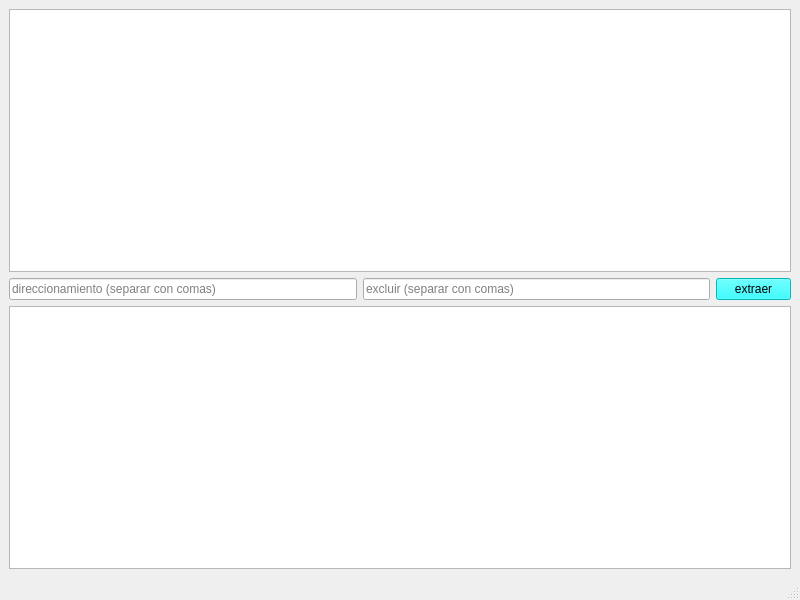
First picture: the form in gui.ui, repository gastoncer92/requests, before the edit.
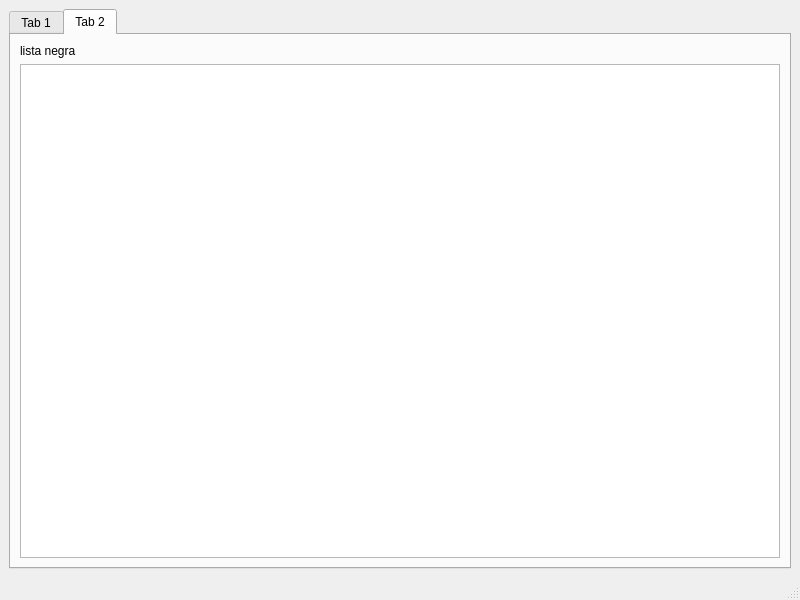
Second picture: the form after the edit. The open tabs and pages were chosen to show the change.

```diff
--- a/gui.ui
+++ b/gui.ui
@@ -16,6 +16,16 @@
   <widget class="QWidget" name="centralwidget">
    <layout class="QVBoxLayout" name="verticalLayout_2">
     <item>
+     <widget class="QTabWidget" name="tabWidget">
+      <property name="currentIndex">
+       <number>0</number>
+      </property>
+      <widget class="QWidget" name="tab">
+       <attribute name="title">
+        <string>Tab 1</string>
+       </attribute>
+       <layout class="QVBoxLayout" name="verticalLayout_3">
+        <item>
      <layout class="QVBoxLayout" name="verticalLayout">
       <item>
        <widget class="QPlainTextEdit" name="plainTextEdit"/>
@@ -62,6 +72,31 @@
        <widget class="QPlainTextEdit" name="plainTextEdit_2"/>
       </item>
      </layout>
+        </item>
+       </layout>
+      </widget>
+      <widget class="QWidget" name="tab_2">
+       <attribute name="title">
+        <string>Tab 2</string>
+       </attribute>
+       <layout class="QVBoxLayout" name="verticalLayout_5">
+        <item>
+         <layout class="QVBoxLayout" name="verticalLayout_4">
+          <item>
+           <widget class="QLabel" name="label">
+            <property name="text">
+             <string>lista negra</string>
+            </property>
+           </widget>
+          </item>
+          <item>
+           <widget class="QPlainTextEdit" name="plainTextEdit_3"/>
+          </item>
+         </layout>
+        </item>
+       </layout>
+      </widget>
+     </widget>
     </item>
    </layout>
   </widget>
```
Left out of the diff: 7 changed lines with no effect on the pictures. Lines whose indentation alone changed are shown as unchanged.
